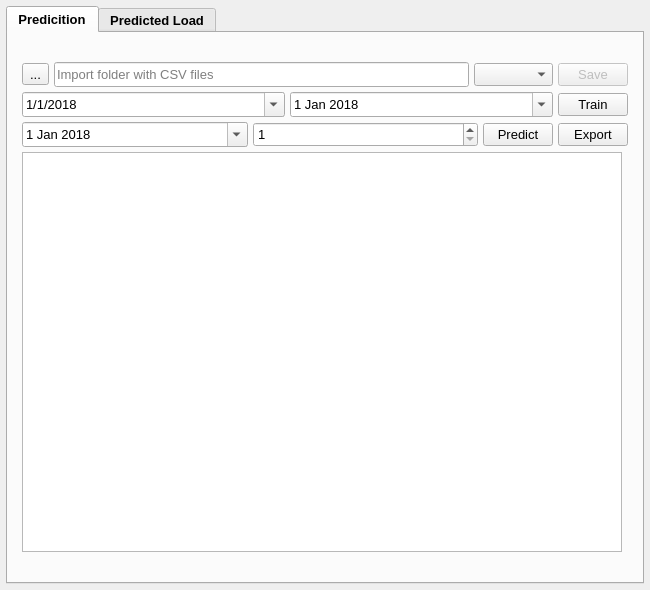
Old version of the form gui/load_prediction_xml.ui in the repository Djordje99/ISIS_Load_Prediction.
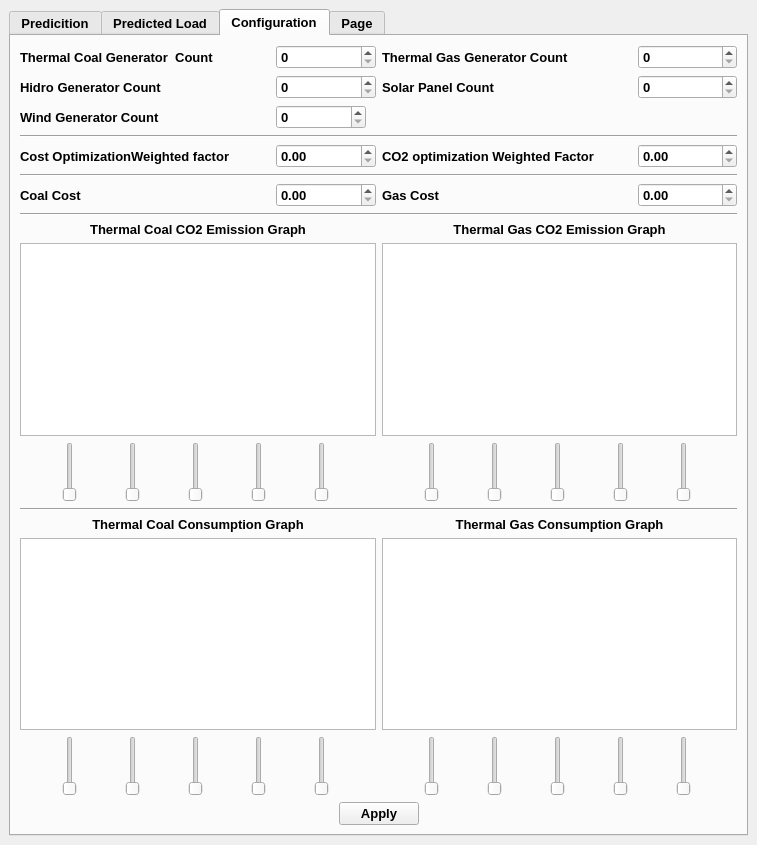
New version of the form. The open tabs and pages were chosen to show the change. Custom widgets are drawn as their Qt base class.

```diff
--- a/gui/load_prediction_xml.ui
+++ b/gui/load_prediction_xml.ui
@@ -6,8 +6,8 @@
    <rect>
     <x>0</x>
     <y>0</y>
-    <width>650</width>
-    <height>590</height>
+    <width>757</width>
+    <height>845</height>
    </rect>
   </property>
   <property name="windowTitle">
@@ -15,21 +15,6 @@
   </property>
   <widget class="QWidget" name="centralwidget">
    <layout class="QGridLayout" name="gridLayout">
-    <property name="leftMargin">
-     <number>6</number>
-    </property>
-    <property name="topMargin">
-     <number>6</number>
-    </property>
-    <property name="rightMargin">
-     <number>6</number>
-    </property>
-    <property name="bottomMargin">
-     <number>6</number>
-    </property>
-    <property name="spacing">
-     <number>6</number>
-    </property>
     <item row="0" column="0">
      <widget class="QTabWidget" name="tabWidget">
       <property name="font">
@@ -409,14 +394,14 @@
            <widget class="QTableWidget" name="table">
             <property name="minimumSize">
              <size>
-              <width>600</width>
-              <height>400</height>
+              <width>0</width>
+              <height>0</height>
              </size>
             </property>
             <property name="maximumSize">
              <size>
-              <width>600</width>
-              <height>400</height>
+              <width>2000</width>
+              <height>2000</height>
              </size>
             </property>
             <property name="sizeAdjustPolicy">
@@ -488,6 +473,873 @@
         </item>
        </layout>
       </widget>
+      <widget class="QWidget" name="tab_3">
+       <attribute name="title">
+        <string>Configuration</string>
+       </attribute>
+       <layout class="QGridLayout" name="gridLayout_5">
+        <item row="1" column="0">
+         <layout class="QGridLayout" name="gridLayout_4">
+          <item row="0" column="0">
+           <layout class="QHBoxLayout" name="horizontalLayout_14">
+            <item>
+             <layout class="QHBoxLayout" name="horizontalLayout_5">
+              <item>
+               <widget class="QLabel" name="thremal_coal_count_label">
+                <property name="minimumSize">
+                 <size>
+                  <width>250</width>
+                  <height>0</height>
+                 </size>
+                </property>
+                <property name="maximumSize">
+                 <size>
+                  <width>300</width>
+                  <height>16777215</height>
+                 </size>
+                </property>
+                <property name="text">
+                 <string>Thermal Coal Generator  Count</string>
+                </property>
+               </widget>
+              </item>
+              <item>
+               <widget class="QSpinBox" name="thremal_coal_count_spin_box">
+                <property name="minimumSize">
+                 <size>
+                  <width>90</width>
+                  <height>0</height>
+                 </size>
+                </property>
+                <property name="maximumSize">
+                 <size>
+                  <width>110</width>
+                  <height>16777215</height>
+                 </size>
+                </property>
+               </widget>
+              </item>
+             </layout>
+            </item>
+            <item>
+             <layout class="QHBoxLayout" name="horizontalLayout_6">
+              <item>
+               <widget class="QLabel" name="thremal_gas_count_label">
+                <property name="minimumSize">
+                 <size>
+                  <width>250</width>
+                  <height>0</height>
+                 </size>
+                </property>
+                <property name="maximumSize">
+                 <size>
+                  <width>300</width>
+                  <height>16777215</height>
+                 </size>
+                </property>
+                <property name="text">
+                 <string>Thermal Gas Generator Count</string>
+                </property>
+               </widget>
+              </item>
+              <item>
+               <widget class="QSpinBox" name="thremal_gas_count_spin_box">
+                <property name="minimumSize">
+                 <size>
+                  <width>90</width>
+                  <height>0</height>
+                 </size>
+                </property>
+                <property name="maximumSize">
+                 <size>
+                  <width>110</width>
+                  <height>16777215</height>
+                 </size>
+                </property>
+               </widget>
+              </item>
+             </layout>
+            </item>
+           </layout>
+          </item>
+          <item row="1" column="0">
+           <layout class="QHBoxLayout" name="horizontalLayout_15">
+            <item>
+             <layout class="QHBoxLayout" name="horizontalLayout_7">
+              <item>
+               <widget class="QLabel" name="hidro_generator_count_label">
+                <property name="minimumSize">
+                 <size>
+                  <width>250</width>
+                  <height>0</height>
+                 </size>
+                </property>
+                <property name="maximumSize">
+                 <size>
+                  <width>300</width>
+                  <height>16777215</height>
+                 </size>
+                </property>
+                <property name="text">
+                 <string>Hidro Generator Count</string>
+                </property>
+               </widget>
+              </item>
+              <item>
+               <widget class="QSpinBox" name="hidro_generator_count_spin_box">
+                <property name="minimumSize">
+                 <size>
+                  <width>90</width>
+                  <height>0</height>
+                 </size>
+                </property>
+                <property name="maximumSize">
+                 <size>
+                  <width>110</width>
+                  <height>16777215</height>
+                 </size>
+                </property>
+               </widget>
+              </item>
+             </layout>
+            </item>
+            <item>
+             <layout class="QHBoxLayout" name="horizontalLayout_8">
+              <item>
+               <widget class="QLabel" name="solar_panel_count_label">
+                <property name="minimumSize">
+                 <size>
+                  <width>250</width>
+                  <height>0</height>
+                 </size>
+                </property>
+                <property name="maximumSize">
+                 <size>
+                  <width>300</width>
+                  <height>16777215</height>
+                 </size>
+                </property>
+                <property name="text">
+                 <string>Solar Panel Count</string>
+                </property>
+               </widget>
+              </item>
+              <item>
+               <widget class="QSpinBox" name="solar_panel_count_spin_box">
+                <property name="minimumSize">
+                 <size>
+                  <width>90</width>
+                  <height>0</height>
+                 </size>
+                </property>
+                <property name="maximumSize">
+                 <size>
+                  <width>110</width>
+                  <height>16777215</height>
+                 </size>
+                </property>
+               </widget>
+              </item>
+             </layout>
+            </item>
+           </layout>
+          </item>
+          <item row="2" column="0">
+           <layout class="QHBoxLayout" name="horizontalLayout_9">
+            <item>
+             <widget class="QLabel" name="wind_generator_count_label">
+              <property name="minimumSize">
+               <size>
+                <width>250</width>
+                <height>0</height>
+               </size>
+              </property>
+              <property name="maximumSize">
+               <size>
+                <width>300</width>
+                <height>16777215</height>
+               </size>
+              </property>
+              <property name="text">
+               <string>Wind Generator Count</string>
+              </property>
+             </widget>
+            </item>
+            <item>
+             <widget class="QSpinBox" name="wind_generator_count_spin_box">
+              <property name="minimumSize">
+               <size>
+                <width>90</width>
+                <height>0</height>
+               </size>
+              </property>
+              <property name="maximumSize">
+               <size>
+                <width>110</width>
+                <height>16777215</height>
+               </size>
+              </property>
+             </widget>
+            </item>
+            <item>
+             <spacer name="horizontalSpacer_2">
+              <property name="orientation">
+               <enum>Qt::Horizontal</enum>
+              </property>
+              <property name="sizeHint" stdset="0">
+               <size>
+                <width>40</width>
+                <height>20</height>
+               </size>
+              </property>
+             </spacer>
+            </item>
+           </layout>
+          </item>
+          <item row="3" column="0">
+           <widget class="Line" name="line">
+            <property name="orientation">
+             <enum>Qt::Horizontal</enum>
+            </property>
+           </widget>
+          </item>
+          <item row="4" column="0">
+           <layout class="QHBoxLayout" name="horizontalLayout_16">
+            <item>
+             <layout class="QHBoxLayout" name="horizontalLayout_13">
+              <item>
+               <widget class="QLabel" name="cost_weighted_factor_label">
+                <property name="minimumSize">
+                 <size>
+                  <width>250</width>
+                  <height>0</height>
+                 </size>
+                </property>
+                <property name="maximumSize">
+                 <size>
+                  <width>300</width>
+                  <height>16777215</height>
+                 </size>
+                </property>
+                <property name="text">
+                 <string>Cost OptimizationWeighted factor</string>
+                </property>
+               </widget>
+              </item>
+              <item>
+               <widget class="QDoubleSpinBox" name="cost_weighted_factor_spin_box">
+                <property name="minimumSize">
+                 <size>
+                  <width>90</width>
+                  <height>0</height>
+                 </size>
+                </property>
+                <property name="maximumSize">
+                 <size>
+                  <width>110</width>
+                  <height>16777215</height>
+                 </size>
+                </property>
+               </widget>
+              </item>
+             </layout>
+            </item>
+            <item>
+             <layout class="QHBoxLayout" name="horizontalLayout_12">
+              <item>
+               <widget class="QLabel" name="co2_weighted_factor_label">
+                <property name="minimumSize">
+                 <size>
+                  <width>250</width>
+                  <height>0</height>
+                 </size>
+                </property>
+                <property name="maximumSize">
+                 <size>
+                  <width>300</width>
+                  <height>16777215</height>
+                 </size>
+                </property>
+                <property name="text">
+                 <string>CO2 optimization Weighted Factor</string>
+                </property>
+               </widget>
+              </item>
+              <item>
+               <widget class="QDoubleSpinBox" name="co2_weighted_factor_spin_box">
+                <property name="minimumSize">
+                 <size>
+                  <width>90</width>
+                  <height>0</height>
+                 </size>
+                </property>
+                <property name="maximumSize">
+                 <size>
+                  <width>110</width>
+                  <height>16777215</height>
+                 </size>
+                </property>
+               </widget>
+              </item>
+             </layout>
+            </item>
+           </layout>
+          </item>
+          <item row="5" column="0">
+           <widget class="Line" name="line_5">
+            <property name="orientation">
+             <enum>Qt::Horizontal</enum>
+            </property>
+           </widget>
+          </item>
+          <item row="6" column="0">
+           <layout class="QHBoxLayout" name="horizontalLayout_17">
+            <item>
+             <layout class="QHBoxLayout" name="horizontalLayout_10">
+              <item>
+               <widget class="QLabel" name="coal_cost_label">
+                <property name="minimumSize">
+                 <size>
+                  <width>250</width>
+                  <height>0</height>
+                 </size>
+                </property>
+                <property name="maximumSize">
+                 <size>
+                  <width>300</width>
+                  <height>16777215</height>
+                 </size>
+                </property>
+                <property name="text">
+                 <string>Coal Cost</string>
+                </property>
+               </widget>
+              </item>
+              <item>
+               <widget class="QDoubleSpinBox" name="coal_cost_spin_box">
+                <property name="minimumSize">
+                 <size>
+                  <width>90</width>
+                  <height>0</height>
+                 </size>
+                </property>
+                <property name="maximumSize">
+                 <size>
+                  <width>110</width>
+                  <height>16777215</height>
+                 </size>
+                </property>
+               </widget>
+              </item>
+             </layout>
+            </item>
+            <item>
+             <layout class="QHBoxLayout" name="horizontalLayout_11">
+              <item>
+               <widget class="QLabel" name="gas_cost_label">
+                <property name="minimumSize">
+                 <size>
+                  <width>250</width>
+                  <height>0</height>
+                 </size>
+                </property>
+                <property name="maximumSize">
+                 <size>
+                  <width>300</width>
+                  <height>16777215</height>
+                 </size>
+                </property>
+                <property name="text">
+                 <string>Gas Cost</string>
+                </property>
+               </widget>
+              </item>
+              <item>
+               <widget class="QDoubleSpinBox" name="gas_cost_spin_box">
+                <property name="minimumSize">
+                 <size>
+                  <width>90</width>
+                  <height>0</height>
+                 </size>
+                </property>
+                <property name="maximumSize">
+                 <size>
+                  <width>110</width>
+                  <height>16777215</height>
+                 </size>
+                </property>
+               </widget>
+              </item>
+             </layout>
+            </item>
+           </layout>
+          </item>
+          <item row="7" column="0">
+           <widget class="Line" name="line_3">
+            <property name="orientation">
+             <enum>Qt::Horizontal</enum>
+            </property>
+           </widget>
+          </item>
+          <item row="8" column="0">
+           <layout class="QHBoxLayout" name="horizontalLayout_22">
+            <item>
+             <layout class="QVBoxLayout" name="verticalLayout_8">
+              <item>
+               <layout class="QVBoxLayout" name="verticalLayout_6">
+                <item>
+                 <widget class="QLabel" name="thermal_coal_emission_label">
+                  <property name="text">
+                   <string>Thermal Coal CO2 Emission Graph</string>
+                  </property>
+                  <property name="alignment">
+                   <set>Qt::AlignCenter</set>
+                  </property>
+                 </widget>
+                </item>
+                <item>
+                 <widget class="QGraphicsView" name="thermal_coal_graphicview"/>
+                </item>
+               </layout>
+              </item>
+              <item>
+               <layout class="QHBoxLayout" name="horizontalLayout_19">
+                <item>
+                 <widget class="QSlider" name="thermal_coal_slider_1">
+                  <property name="maximumSize">
+                   <size>
+                    <width>16777215</width>
+                    <height>60</height>
+                   </size>
+                  </property>
+                  <property name="maximum">
+                   <number>99</number>
+                  </property>
+                  <property name="orientation">
+                   <enum>Qt::Vertical</enum>
+                  </property>
+                 </widget>
+                </item>
+                <item>
+                 <widget class="QSlider" name="thermal_coal_slider_2">
+                  <property name="maximumSize">
+                   <size>
+                    <width>16777215</width>
+                    <height>60</height>
+                   </size>
+                  </property>
+                  <property name="orientation">
+                   <enum>Qt::Vertical</enum>
+                  </property>
+                 </widget>
+                </item>
+                <item>
+                 <widget class="QSlider" name="thermal_coal_slider_3">
+                  <property name="maximumSize">
+                   <size>
+                    <width>16777215</width>
+                    <height>60</height>
+                   </size>
+                  </property>
+                  <property name="orientation">
+                   <enum>Qt::Vertical</enum>
+                  </property>
+                 </widget>
+                </item>
+                <item>
+                 <widget class="QSlider" name="thermal_coal_slider_4">
+                  <property name="maximumSize">
+                   <size>
+                    <width>16777215</width>
+                    <height>60</height>
+                   </size>
+                  </property>
+                  <property name="orientation">
+                   <enum>Qt::Vertical</enum>
+                  </property>
+                 </widget>
+                </item>
+                <item>
+                 <widget class="QSlider" name="thermal_coal_slider_5">
+                  <property name="maximumSize">
+                   <size>
+                    <width>16777215</width>
+                    <height>60</height>
+                   </size>
+                  </property>
+                  <property name="orientation">
+                   <enum>Qt::Vertical</enum>
+                  </property>
+                 </widget>
+                </item>
+               </layout>
+              </item>
+             </layout>
+            </item>
+            <item>
+             <layout class="QVBoxLayout" name="verticalLayout_7">
+              <item>
+               <layout class="QVBoxLayout" name="verticalLayout_5">
+                <item>
+                 <widget class="QLabel" name="thermal_gas_emission_label">
+                  <property name="text">
+                   <string>Thermal Gas CO2 Emission Graph</string>
+                  </property>
+                  <property name="alignment">
+                   <set>Qt::AlignCenter</set>
+                  </property>
+                 </widget>
+                </item>
+                <item>
+                 <widget class="QGraphicsView" name="thermal_gas_graphicview"/>
+                </item>
+               </layout>
+              </item>
+              <item>
+               <layout class="QHBoxLayout" name="horizontalLayout_18">
+                <item>
+                 <widget class="QSlider" name="thermal_gas_slider_1">
+                  <property name="maximumSize">
+                   <size>
+                    <width>16777215</width>
+                    <height>60</height>
+                   </size>
+                  </property>
+                  <property name="orientation">
+                   <enum>Qt::Vertical</enum>
+                  </property>
+                 </widget>
+                </item>
+                <item>
+                 <widget class="QSlider" name="thermal_gas_slider_2">
+                  <property name="maximumSize">
+                   <size>
+                    <width>16777215</width>
+                    <height>60</height>
+                   </size>
+                  </property>
+                  <property name="orientation">
+                   <enum>Qt::Vertical</enum>
+                  </property>
+                 </widget>
+                </item>
+                <item>
+                 <widget class="QSlider" name="thermal_gas_slider_3">
+                  <property name="maximumSize">
+                   <size>
+                    <width>16777215</width>
+                    <height>60</height>
+                   </size>
+                  </property>
+                  <property name="orientation">
+                   <enum>Qt::Vertical</enum>
+                  </property>
+                 </widget>
+                </item>
+                <item>
+                 <widget class="QSlider" name="thermal_gas_slider_4">
+                  <property name="maximumSize">
+                   <size>
+                    <width>16777215</width>
+                    <height>60</height>
+                   </size>
+                  </property>
+                  <property name="orientation">
+                   <enum>Qt::Vertical</enum>
+                  </property>
+                 </widget>
+                </item>
+                <item>
+                 <widget class="QSlider" name="thermal_gas_slider_5">
+                  <property name="maximumSize">
+                   <size>
+                    <width>16777215</width>
+                    <height>60</height>
+                   </size>
+                  </property>
+                  <property name="orientation">
+                   <enum>Qt::Vertical</enum>
+                  </property>
+                 </widget>
+                </item>
+               </layout>
+              </item>
+             </layout>
+            </item>
+           </layout>
+          </item>
+          <item row="9" column="0">
+           <widget class="Line" name="line_4">
+            <property name="orientation">
+             <enum>Qt::Horizontal</enum>
+            </property>
+           </widget>
+          </item>
+          <item row="10" column="0">
+           <layout class="QHBoxLayout" name="horizontalLayout_23">
+            <item>
+             <layout class="QVBoxLayout" name="verticalLayout_9">
+              <item>
+               <widget class="QLabel" name="thermal_coal_consumption_label">
+                <property name="text">
+                 <string>Thermal Coal Consumption Graph</string>
+                </property>
+                <property name="alignment">
+                 <set>Qt::AlignCenter</set>
+                </property>
+               </widget>
+              </item>
+              <item>
+               <widget class="QGraphicsView" name="thermal_coal_consumption_graphicview"/>
+              </item>
+              <item>
+               <layout class="QHBoxLayout" name="horizontalLayout_21">
+                <item>
+                 <widget class="QSlider" name="thermal_coal_consumption_slider_1">
+                  <property name="maximumSize">
+                   <size>
+                    <width>16777215</width>
+                    <height>60</height>
+                   </size>
+                  </property>
+                  <property name="maximum">
+                   <number>99</number>
+                  </property>
+                  <property name="orientation">
+                   <enum>Qt::Vertical</enum>
+                  </property>
+                 </widget>
+                </item>
+                <item>
+                 <widget class="QSlider" name="thermal_coal_consumption_slider_2">
+                  <property name="maximumSize">
+                   <size>
+                    <width>16777215</width>
+                    <height>60</height>
+                   </size>
+                  </property>
+                  <property name="orientation">
+                   <enum>Qt::Vertical</enum>
+                  </property>
+                 </widget>
+                </item>
+                <item>
+                 <widget class="QSlider" name="thermal_coal_consumption_slider_3">
+                  <property name="maximumSize">
+                   <size>
+                    <width>16777215</width>
+                    <height>60</height>
+                   </size>
+                  </property>
+                  <property name="orientation">
+                   <enum>Qt::Vertical</enum>
+                  </property>
+                 </widget>
+                </item>
+                <item>
+                 <widget class="QSlider" name="thermal_coal_consumption_slider_4">
+                  <property name="maximumSize">
+                   <size>
+                    <width>16777215</width>
+                    <height>60</height>
+                   </size>
+                  </property>
+                  <property name="orientation">
+                   <enum>Qt::Vertical</enum>
+                  </property>
+                 </widget>
+                </item>
+                <item>
+                 <widget class="QSlider" name="thermal_coal_consumption_slider_5">
+                  <property name="maximumSize">
+                   <size>
+                    <width>16777215</width>
+                    <height>60</height>
+                   </size>
+                  </property>
+                  <property name="orientation">
+                   <enum>Qt::Vertical</enum>
+                  </property>
+                 </widget>
+                </item>
+               </layout>
+              </item>
+             </layout>
+            </item>
+            <item>
+             <layout class="QVBoxLayout" name="verticalLayout_10">
+              <item>
+               <widget class="QLabel" name="thermal_gas_consumption_label">
+                <property name="text">
+                 <string>Thermal Gas Consumption Graph</string>
+                </property>
+                <property name="alignment">
+                 <set>Qt::AlignCenter</set>
+                </property>
+               </widget>
+              </item>
+              <item>
+               <widget class="QGraphicsView" name="thermal_gas_graphicview_2"/>
+              </item>
+              <item>
+               <layout class="QHBoxLayout" name="horizontalLayout_20">
+                <item>
+                 <widget class="QSlider" name="thermal_gas_consumption_slider_1">
+                  <property name="maximumSize">
+                   <size>
+                    <width>16777215</width>
+                    <height>60</height>
+                   </size>
+                  </property>
+                  <property name="orientation">
+                   <enum>Qt::Vertical</enum>
+                  </property>
+                 </widget>
+                </item>
+                <item>
+                 <widget class="QSlider" name="thermal_gas_consumption_slider_2">
+                  <property name="maximumSize">
+                   <size>
+                    <width>16777215</width>
+                    <height>60</height>
+                   </size>
+                  </property>
+                  <property name="orientation">
+                   <enum>Qt::Vertical</enum>
+                  </property>
+                 </widget>
+                </item>
+                <item>
+                 <widget class="QSlider" name="thermal_gas_consumption_slider_3">
+                  <property name="maximumSize">
+                   <size>
+                    <width>16777215</width>
+                    <height>60</height>
+                   </size>
+                  </property>
+                  <property name="orientation">
+                   <enum>Qt::Vertical</enum>
+                  </property>
+                 </widget>
+                </item>
+                <item>
+                 <widget class="QSlider" name="thermal_gas_consumption_slider_4">
+                  <property name="maximumSize">
+                   <size>
+                    <width>16777215</width>
+                    <height>60</height>
+                   </size>
+                  </property>
+                  <property name="orientation">
+                   <enum>Qt::Vertical</enum>
+                  </property>
+                 </widget>
+                </item>
+                <item>
+                 <widget class="QSlider" name="thermal_gas_consumption_slider_5">
+                  <property name="maximumSize">
+                   <size>
+                    <width>16777215</width>
+                    <height>60</height>
+                   </size>
+                  </property>
+                  <property name="orientation">
+                   <enum>Qt::Vertical</enum>
+                  </property>
+                 </widget>
+                </item>
+               </layout>
+              </item>
+             </layout>
+            </item>
+           </layout>
+          </item>
+          <item row="11" column="0">
+           <layout class="QHBoxLayout" name="horizontalLayout_24">
+            <item>
+             <spacer name="horizontalSpacer">
+              <property name="orientation">
+               <enum>Qt::Horizontal</enum>
+              </property>
+              <property name="sizeHint" stdset="0">
+               <size>
+                <width>40</width>
+                <height>20</height>
+               </size>
+              </property>
+             </spacer>
+            </item>
+            <item>
+             <widget class="QPushButton" name="pushButton">
+              <property name="text">
+               <string>Apply</string>
+              </property>
+             </widget>
+            </item>
+            <item>
+             <spacer name="horizontalSpacer_3">
+              <property name="orientation">
+               <enum>Qt::Horizontal</enum>
+              </property>
+              <property name="sizeHint" stdset="0">
+               <size>
+                <width>40</width>
+                <height>20</height>
+               </size>
+              </property>
+             </spacer>
+            </item>
+           </layout>
+          </item>
+         </layout>
+        </item>
+       </layout>
+      </widget>
+      <widget class="QWidget" name="tab">
+       <attribute name="title">
+        <string>Page</string>
+       </attribute>
+       <widget class="QWidget" name="">
+        <property name="geometry">
+         <rect>
+          <x>130</x>
+          <y>30</y>
+          <width>354</width>
+          <height>48</height>
+         </rect>
+        </property>
+        <layout class="QHBoxLayout" name="horizontalLayout_4">
+         <item>
+          <layout class="QVBoxLayout" name="verticalLayout_3">
+           <item>
+            <widget class="QLabel" name="max_prod_value">
+             <property name="text">
+              <string>Maximum Production Value</string>
+             </property>
+            </widget>
+           </item>
+           <item>
+            <widget class="QLineEdit" name="max_prod_edit_line"/>
+           </item>
+          </layout>
+         </item>
+         <item>
+          <layout class="QVBoxLayout" name="verticalLayout_2">
+           <item>
+            <widget class="QLabel" name="min_prod_value">
+             <property name="text">
+              <string>Minimum Production Value</string>
+             </property>
+            </widget>
+           </item>
+           <item>
+            <widget class="QLineEdit" name="min_prod_edit_line"/>
+           </item>
+          </layout>
+         </item>
+        </layout>
+       </widget>
+      </widget>
      </widget>
     </item>
    </layout>
```
Left out of the diff: 2 changed lines with no effect on the pictures.
